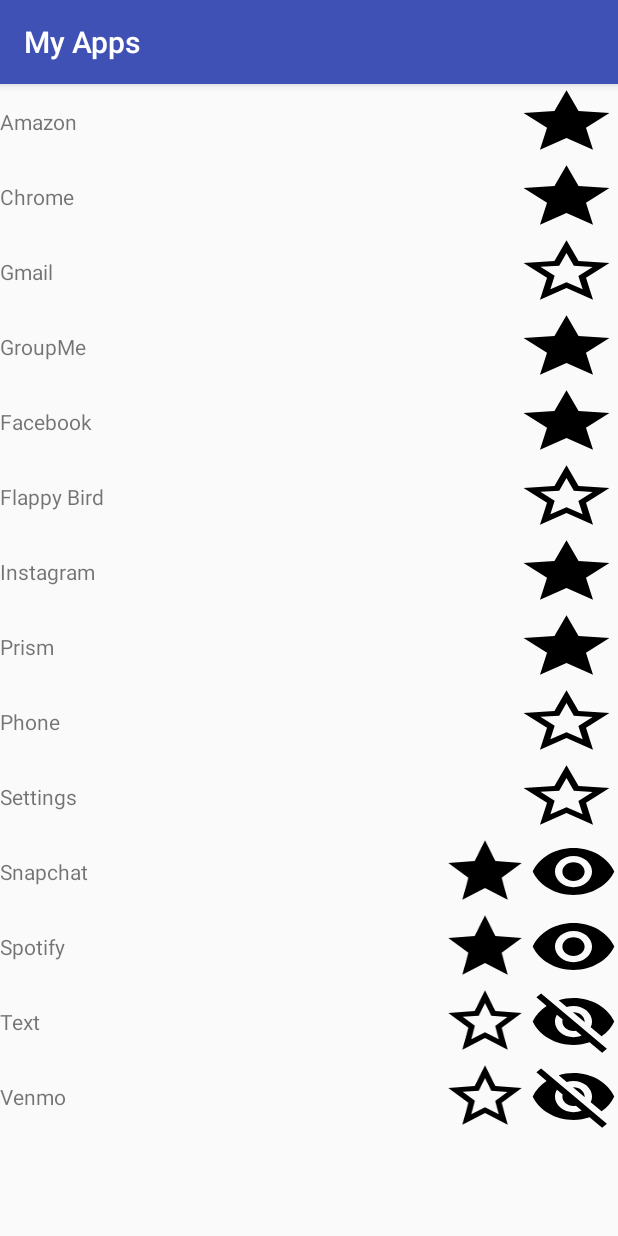
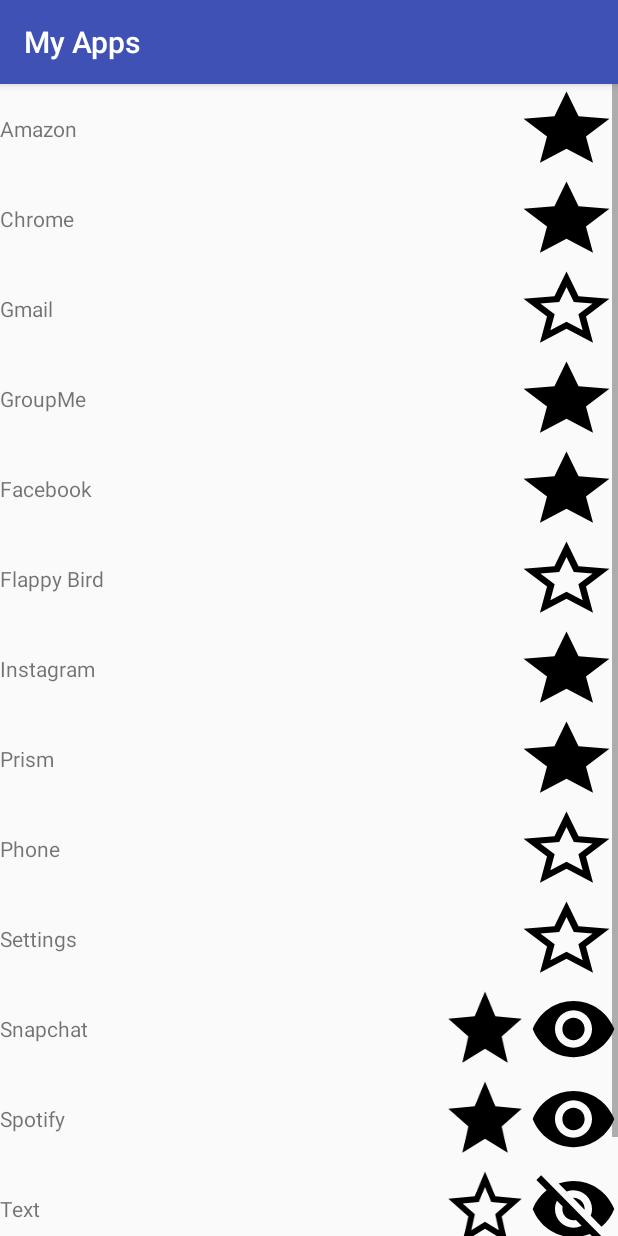
Before and after one commit to zmz0305/cs465_project, an Android app: the AppScreen screen opened directly, with no data from a screen before it, on a phone screen of 412 x 824 dp. Run offline under Robolectric (Android 15) with nearby library versions, the phone set to English and light mode, and no system bars.

Commit message:
updated app screen

```diff
--- a/app/src/main/res/layout/activity_app_screen.xml
+++ b/app/src/main/res/layout/activity_app_screen.xml
@@ -19,7 +19,7 @@
 
             <LinearLayout
                 android:layout_width="match_parent"
-                android:layout_height="50dp"
+                android:layout_height="60dp"
                 android:orientation="horizontal">
 
                 <TextView
@@ -41,7 +41,7 @@
             </LinearLayout>
             <LinearLayout
                 android:layout_width="match_parent"
-                android:layout_height="50dp"
+                android:layout_height="60dp"
                 android:orientation="horizontal">
 
                 <TextView
@@ -63,7 +63,7 @@
             </LinearLayout>
             <LinearLayout
                 android:layout_width="match_parent"
-                android:layout_height="50dp"
+                android:layout_height="60dp"
                 android:orientation="horizontal">
 
                 <TextView
@@ -84,7 +84,7 @@
             </LinearLayout>
             <LinearLayout
                 android:layout_width="match_parent"
-                android:layout_height="50dp"
+                android:layout_height="60dp"
                 android:orientation="horizontal">
 
                 <TextView
@@ -105,7 +105,7 @@
             </LinearLayout>
             <LinearLayout
                 android:layout_width="match_parent"
-                android:layout_height="50dp"
+                android:layout_height="60dp"
                 android:orientation="horizontal">
 
                 <TextView
@@ -127,7 +127,7 @@
             </LinearLayout>
             <LinearLayout
                 android:layout_width="match_parent"
-                android:layout_height="50dp"
+                android:layout_height="60dp"
                 android:orientation="horizontal">
 
                 <TextView
@@ -149,7 +149,7 @@
             </LinearLayout>
             <LinearLayout
                 android:layout_width="match_parent"
-                android:layout_height="50dp"
+                android:layout_height="60dp"
                 android:orientation="horizontal">
 
                 <TextView
@@ -171,7 +171,7 @@
             </LinearLayout>
             <LinearLayout
                 android:layout_width="match_parent"
-                android:layout_height="50dp"
+                android:layout_height="60dp"
                 android:orientation="horizontal">
 
                 <TextView
@@ -193,7 +193,7 @@
             </LinearLayout>
             <LinearLayout
                 android:layout_width="match_parent"
-                android:layout_height="50dp"
+                android:layout_height="60dp"
                 android:orientation="horizontal">
 
                 <TextView
@@ -214,7 +214,7 @@
             </LinearLayout>
             <LinearLayout
                 android:layout_width="match_parent"
-                android:layout_height="50dp"
+                android:layout_height="60dp"
                 android:orientation="horizontal">
 
                 <TextView
@@ -236,7 +236,7 @@
             </LinearLayout>
             <LinearLayout
                 android:layout_width="match_parent"
-                android:layout_height="50dp"
+                android:layout_height="60dp"
                 android:orientation="horizontal">
 
                 <TextView
@@ -264,7 +264,7 @@
             </LinearLayout>
             <LinearLayout
                 android:layout_width="match_parent"
-                android:layout_height="50dp"
+                android:layout_height="60dp"
                 android:orientation="horizontal">
 
                 <TextView
@@ -292,7 +292,7 @@
             </LinearLayout>
             <LinearLayout
                 android:layout_width="match_parent"
-                android:layout_height="50dp"
+                android:layout_height="60dp"
                 android:orientation="horizontal">
 
                 <TextView
@@ -320,7 +320,7 @@
             </LinearLayout>
             <LinearLayout
                 android:layout_width="match_parent"
-                android:layout_height="50dp"
+                android:layout_height="60dp"
                 android:orientation="horizontal">
 
                 <TextView
```
